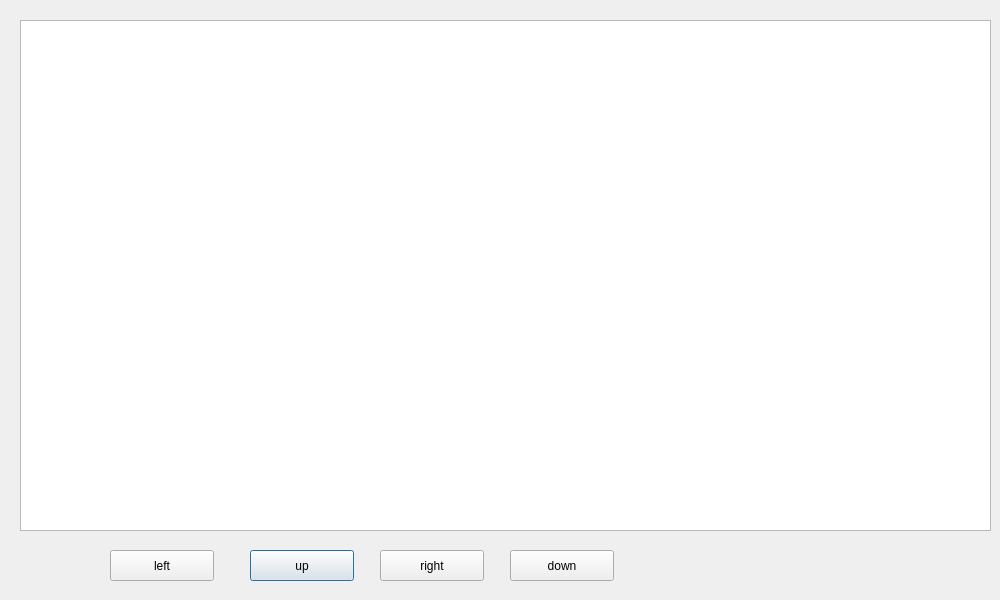
Before: the Qt Designer form final/moving.ui in FinalMission/raspberry-pi-qt, drawn with Qt 5.
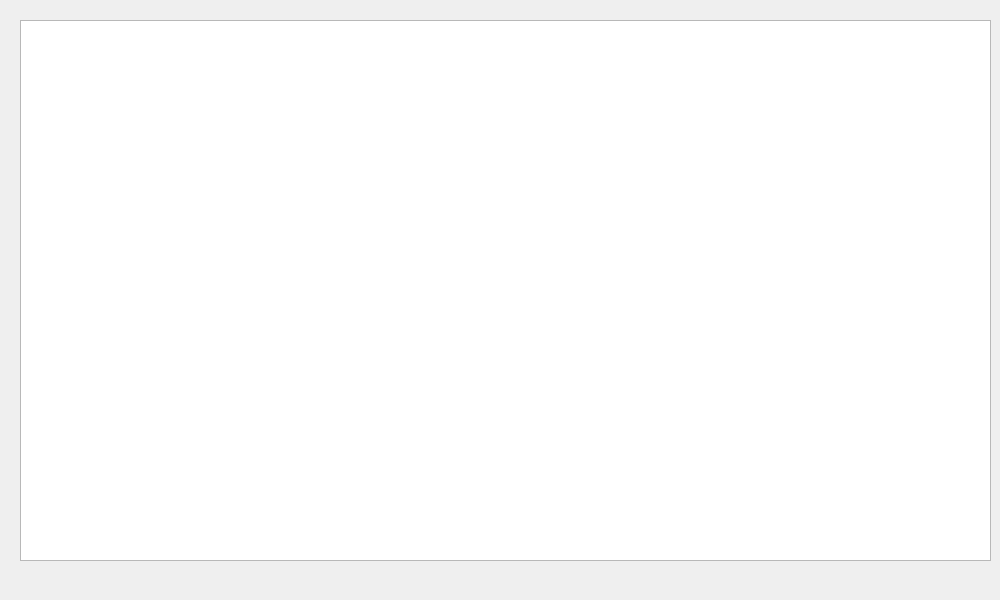
After: the same form once the commit is applied.

Patch:
```diff
--- a/final/moving.ui
+++ b/final/moving.ui
@@ -19,62 +19,10 @@
      <x>20</x>
      <y>20</y>
      <width>971</width>
-     <height>511</height>
+     <height>541</height>
     </rect>
    </property>
   </widget>
-  <widget class="QPushButton" name="pushButton_2">
-   <property name="geometry">
-    <rect>
-     <x>250</x>
-     <y>550</y>
-     <width>104</width>
-     <height>31</height>
-    </rect>
-   </property>
-   <property name="text">
-    <string>up</string>
-   </property>
-  </widget>
-  <widget class="QPushButton" name="pushButton_3">
-   <property name="geometry">
-    <rect>
-     <x>380</x>
-     <y>550</y>
-     <width>104</width>
-     <height>31</height>
-    </rect>
-   </property>
-   <property name="text">
-    <string>right</string>
-   </property>
-  </widget>
-  <widget class="QPushButton" name="pushButton_4">
-   <property name="geometry">
-    <rect>
-     <x>510</x>
-     <y>550</y>
-     <width>104</width>
-     <height>31</height>
-    </rect>
-   </property>
-   <property name="text">
-    <string>down</string>
-   </property>
-  </widget>
-  <widget class="QPushButton" name="pushButton_5">
-   <property name="geometry">
-    <rect>
-     <x>110</x>
-     <y>550</y>
-     <width>104</width>
-     <height>31</height>
-    </rect>
-   </property>
-   <property name="text">
-    <string>left</string>
-   </property>
-  </widget>
  </widget>
  <resources/>
  <connections/>
```
